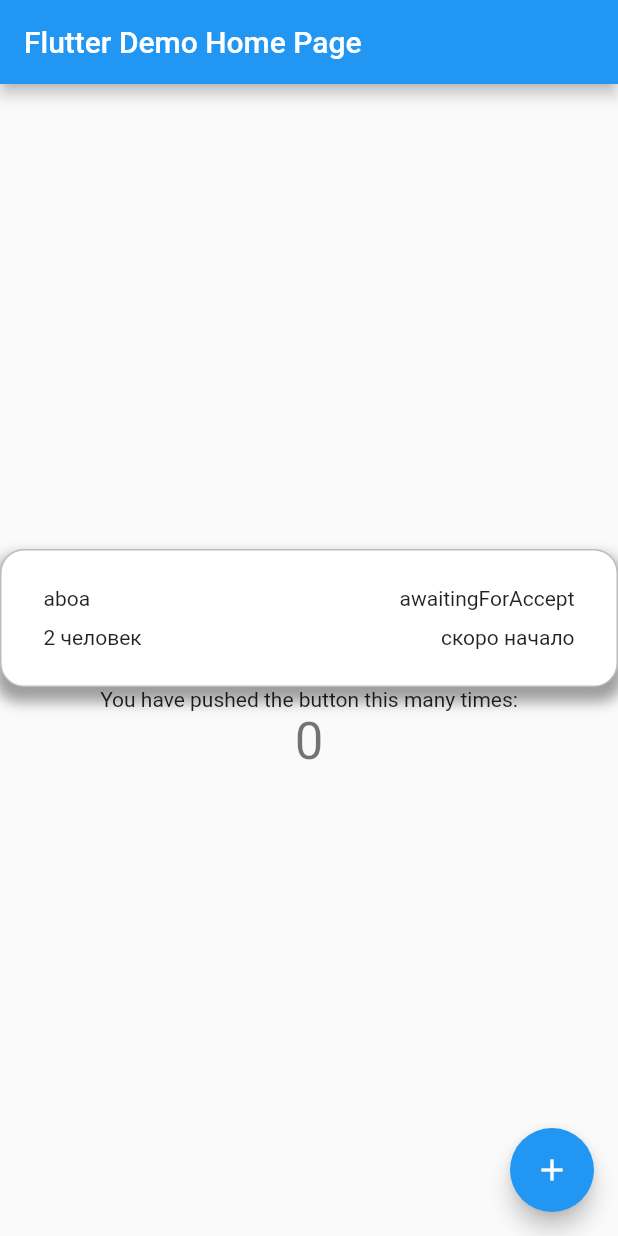
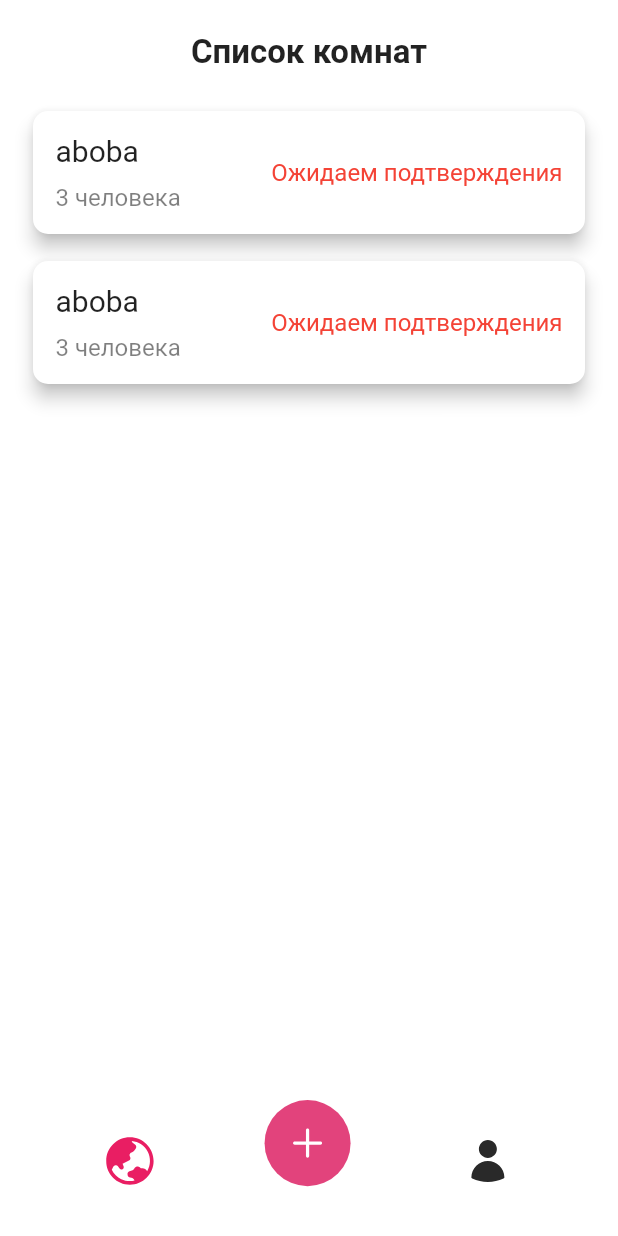
Before and after one commit to SecretSantaApps/SecretSantaFlutterApp, a Flutter app: the screen it shows after launch, on a phone screen of 412 x 824 dp. Run offline on Flutter 3.47's test engine with Material 2 defaults, Android fonts, the phone set to English and light mode, and no system bars; our stand-ins replace flutter_svg.

Commit message:
feat(bottom_navigation): add simple bottom navigation widget refactor(room_card): change custom container to Card

```diff
--- /dev/null
+++ b/lib/components/bottom_navigation.dart
@@ -0,0 +1,61 @@
+import 'package:flutter/material.dart';
+import 'package:flutter_svg/flutter_svg.dart';
+
+class BottomNavigation extends StatefulWidget {
+  const BottomNavigation({Key? key, required this.onSelect}) : super(key: key);
+
+  final Function(int) onSelect;
+
+  @override
+  State<BottomNavigation> createState() => _BottomNavigationState();
+}
+
+class _BottomNavigationState extends State<BottomNavigation> {
+  int selected = 1;
+
+  @override
+  Widget build(BuildContext context) {
+    return Row(
+      mainAxisAlignment: MainAxisAlignment.spaceEvenly,
+      children: [
+        IconButton(
+          onPressed: () {
+            setState(() {
+              selected = 1;
+              widget.onSelect(1);
+            });
+          },
+          icon: SvgPicture.asset(
+            'assets/globe.svg',
+            color: selected == 1 ? Colors.pink : const Color(0xFF292929),
+          ),
+        ),
+        IconButton(
+          iconSize: 65,
+          padding: const EdgeInsets.only(bottom: 20),
+          onPressed: () {
+            setState(() {
+              selected = 2;
+              widget.onSelect(2);
+            });
+          },
+          icon: SvgPicture.asset(
+            'assets/plus.svg',
+          ),
+        ),
+        IconButton(
+          onPressed: () {
+            setState(() {
+              selected = 3;
+              widget.onSelect(3);
+            });
+          },
+          icon: SvgPicture.asset(
+            'assets/profile.svg',
+            color: selected == 3 ? Colors.pink : const Color(0xFF292929),
+          ),
+        ),
+      ],
+    );
+  }
+}
--- a/lib/components/room_card.dart
+++ b/lib/components/room_card.dart
@@ -1,13 +1,38 @@
 import 'package:flutter/material.dart';
 
-enum RoomStatus { waitingForPlayers, awaitingForAccept, started }
+String calculateMembersCountLabel(int count) {
+  if (count % 10 == 1 && count % 100 != 11) {
+    return "человек";
+  } else if (count % 10 >= 2 &&
+      count % 10 <= 4 &&
+      (count % 100 < 10 || count % 100 >= 20)) {
+    return "человека";
+  } else {
+    return "человек";
+  }
+}
+
+enum RoomStatus {
+  waitingForPlayers(name: "Ожидаем игроков", color: Colors.yellow),
+  awaitingForAccept(name: "Ожидаем подтверждения", color: Colors.red),
+  started(name: "Игра началась", color: Colors.green);
+
+  const RoomStatus({
+    required this.name,
+    required this.color,
+  });
+
+  final String name;
+  final Color color;
+}
 
 class RoomCard extends StatelessWidget {
-  const RoomCard(
-      {super.key,
-      required this.name,
-      required this.membersCount,
-      required this.status});
+  const RoomCard({
+    super.key,
+    required this.name,
+    required this.membersCount,
+    required this.status,
+  });
 
   final String name;
   final int membersCount;
@@ -15,20 +40,12 @@ class RoomCard extends StatelessWidget {
 
   @override
   Widget build(BuildContext context) {
-    return Container(
-        decoration: BoxDecoration(
-            border: Border.all(color: Colors.grey.shade400),
-            borderRadius: const BorderRadius.all(Radius.circular(16.0)),
-            // ignore: prefer_const_literals_to_create_immutables
-            boxShadow: [
-              const BoxShadow(
-                  color: Colors.grey,
-                  spreadRadius: 3,
-                  blurRadius: 7,
-                  offset: Offset(0, 7))
-            ],
-            color: Colors.white),
-        padding: const EdgeInsets.symmetric(vertical: 24, horizontal: 28),
+    return Card(
+      elevation: 5,
+      shape: const RoundedRectangleBorder(
+          borderRadius: BorderRadius.all(Radius.circular(10))),
+      child: Container(
+        padding: const EdgeInsets.all(15),
         child: Row(
           mainAxisAlignment: MainAxisAlignment.spaceBetween,
           children: [
@@ -36,21 +53,38 @@ class RoomCard extends StatelessWidget {
               mainAxisAlignment: MainAxisAlignment.start,
               crossAxisAlignment: CrossAxisAlignment.start,
               children: [
-                Text(name),
+                Text(
+                  name,
+                  style: const TextStyle(
+                    fontSize: 20,
+                  ),
+                ),
                 const SizedBox(height: 10),
-                Text("$membersCount человек"),
+                Text(
+                  "$membersCount ${calculateMembersCountLabel(membersCount)}",
+                  style: TextStyle(
+                    fontSize: 16,
+                    color: Colors.black.withOpacity(0.5),
+                  ),
+                ),
               ],
             ),
             Column(
               mainAxisAlignment: MainAxisAlignment.start,
               crossAxisAlignment: CrossAxisAlignment.end,
               children: [
-                Text(status.name),
-                const SizedBox(height: 10),
-                const Text("скоро начало")
+                Text(
+                  status.name,
+                  style: TextStyle(
+                    color: status.color,
+                    fontSize: 16,
+                  ),
+                ),
               ],
             )
           ],
-        ));
+        ),
+      ),
+    );
   }
 }
--- a/lib/main.dart
+++ b/lib/main.dart
@@ -1,4 +1,7 @@
+import 'dart:developer';
+
 import 'package:flutter/material.dart';
+import 'package:secret_santa_flutter/components/bottom_navigation.dart';
 import 'package:secret_santa_flutter/components/room_card.dart';
 
 void main() {
@@ -8,39 +11,20 @@ void main() {
 class MyApp extends StatelessWidget {
   const MyApp({super.key});
 
-  // This widget is the root of your application.
   @override
   Widget build(BuildContext context) {
     return MaterialApp(
       title: 'Тайный дед мороз',
       theme: ThemeData(
-        // This is the theme of your application.
-        //
-        // Try running your application with "flutter run". You'll see the
-        // application has a blue toolbar. Then, without quitting the app, try
-        // changing the primarySwatch below to Colors.green and then invoke
-        // "hot reload" (press "r" in the console where you ran "flutter run",
-        // or simply save your changes to "hot reload" in a Flutter IDE).
-        // Notice that the counter didn't reset back to zero; the application
-        // is not restarted.
         primarySwatch: Colors.blue,
       ),
-      home: const MyHomePage(title: 'Flutter Demo Home Page'),
+      home: const MyHomePage(title: 'Тайный дед мороз'),
     );
   }
 }
 
 class MyHomePage extends StatefulWidget {
   const MyHomePage({super.key, required this.title});
-
-  // This widget is the home page of your application. It is stateful, meaning
-  // that it has a State object (defined below) that contains fields that affect
-  // how it looks.
-
-  // This class is the configuration for the state. It holds the values (in this
-  // case the title) provided by the parent (in this case the App widget) and
-  // used by the build method of the State. Fields in a Widget subclass are
-  // always marked "final".
 
   final String title;
 
@@ -49,72 +33,62 @@ class MyHomePage extends StatefulWidget {
 }
 
 class _MyHomePageState extends State<MyHomePage> {
-  int _counter = 0;
-
-  void _incrementCounter() {
-    setState(() {
-      // This call to setState tells the Flutter framework that something has
-      // changed in this State, which causes it to rerun the build method below
-      // so that the display can reflect the updated values. If we changed
-      // _counter without calling setState(), then the build method would not be
-      // called again, and so nothing would appear to happen.
-      _counter++;
-    });
-  }
+  var selected = 0;
 
   @override
   Widget build(BuildContext context) {
-    // This method is rerun every time setState is called, for instance as done
-    // by the _incrementCounter method above.
-    //
-    // The Flutter framework has been optimized to make rerunning build methods
-    // fast, so that you can just rebuild anything that needs updating rather
-    // than having to individually change instances of widgets.
-    return Scaffold(
-      appBar: AppBar(
-        // Here we take the value from the MyHomePage object that was created by
-        // the App.build method, and use it to set our appbar title.
-        title: Text(widget.title),
-      ),
-      body: Center(
-        // Center is a layout widget. It takes a single child and positions it
-        // in the middle of the parent.
+    return Material(
+      child: SafeArea(
+        child: Container(
+          color: Colors.white,
+          child: Center(
             child: Column(
-          // Column is also a layout widget. It takes a list of children and
-          // arranges them vertically. By default, it sizes itself to fit its
-          // children horizontally, and tries to be as tall as its parent.
-          //
-          // Invoke "debug painting" (press "p" in the console, choose the
-          // "Toggle Debug Paint" action from the Flutter Inspector in Android
-          // Studio, or the "Toggle Debug Paint" command in Visual Studio Code)
-          // to see the wireframe for each widget.
-          //
-          // Column has various properties to control how it sizes itself and
-          // how it positions its children. Here we use mainAxisAlignment to
-          // center the children vertically; the main axis here is the vertical
-          // axis because Columns are vertical (the cross axis would be
-          // horizontal).
               mainAxisAlignment: MainAxisAlignment.center,
               children: <Widget>[
-            const RoomCard(
-                name: "aboa",
-                membersCount: 2,
+                SizedBox(
+                  height: 70,
+                  child: Container(
+                    alignment: Alignment.center,
+                    child: const Text(
+                      "Список комнат",
+                      style: TextStyle(
+                        fontSize: 22,
+                        fontWeight: FontWeight.bold,
+                      ),
+                    ),
+                  ),
+                ),
+                Expanded(
+                  child: Padding(
+                    padding: const EdgeInsets.symmetric(horizontal: 18.0),
+                    child: ListView.builder(
+                      itemCount: 2,
+                      itemBuilder: (context, idx) {
+                        return Container(
+                          padding: const EdgeInsets.only(bottom: 10.0),
+                          child: const RoomCard(
+                              name: "aboba",
+                              membersCount: 3,
                               status: RoomStatus.awaitingForAccept),
-            const Text(
-              'You have pushed the button this many times:',
+                        );
+                      },
                     ),
-            Text(
-              '$_counter',
-              style: Theme.of(context).textTheme.headlineMedium,
                   ),
+                ),
+                SizedBox(
+                  height: 100,
+                  child: BottomNavigation(
+                    onSelect: (int selected) {
+                      setState(() => this.selected = selected);
+                      log("Selected: $selected");
+                    },
+                  ),
+                )
               ],
             ),
           ),
-      floatingActionButton: FloatingActionButton(
-        onPressed: _incrementCounter,
-        tooltip: 'Increment',
-        child: const Icon(Icons.add),
-      ), // This trailing comma makes auto-formatting nicer for build methods.
+        ),
+      ),
     );
   }
 }
```
Also changed, not shown: pubspec.yaml (+6 -4 lines), assets/globe.svg (added), assets/plus.svg (added), assets/profile.svg (added), pubspec.lock. Lines whose indentation alone changed are shown as unchanged.
